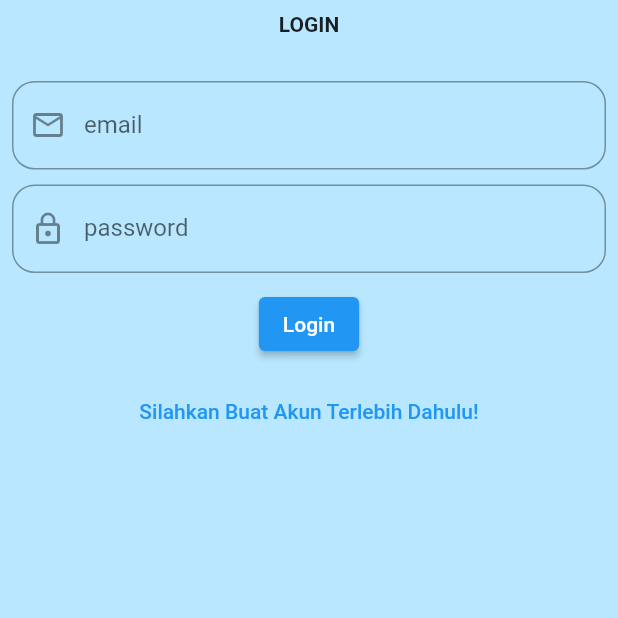
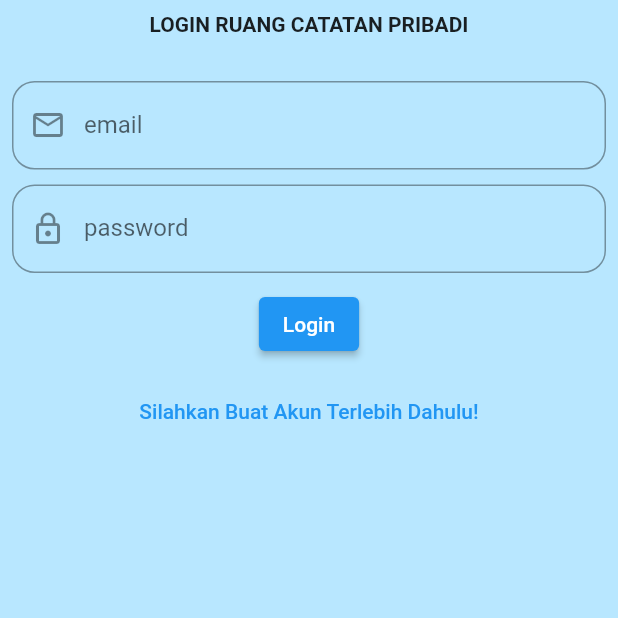
Before and after one commit to MariaFernandaMelliana/contoh_catatan_apps, a Flutter app: the screen it shows after launch, on a phone screen of 412 x 824 dp, the top half of it. Run offline on Flutter 3.47's test engine with Material 2 defaults, Android fonts, the phone set to English and light mode, and no system bars; our stand-ins replace cloud_firestore, firebase_auth, firebase_core, hive_flutter; accounts and stored records are empty; generated files the repository leaves out were written again; Roboto replaces fonts that are missing (Montserrat).

Commit message:
ubah tampilan

```diff
--- a/lib/screen/home_screen.dart
+++ b/lib/screen/home_screen.dart
@@ -26,14 +26,14 @@ class _HomeScreenState extends State<HomeScreen> {
     return Scaffold(
       backgroundColor: Color.fromARGB(255, 184, 231, 255),
       appBar: AppBar(
-        title: const Text('RUANG DISKUSI'),
+        title: const Text('RUANG CATATAN PRIBADI'),
          automaticallyImplyLeading: false,
         actions: <Widget>[
           IconButton(
             icon: const Icon(Icons.add_alert),
             tooltip: 'Show Snackbar',
         onPressed: () {
-        final snackBar = SnackBar(content: Text('Selamat Datang di Ruang Diskusi Creator by Maria Fernanda Melliana Nim 200101128'));
+        final snackBar = SnackBar(content: Text('Selamat Datang di Ruang Catatan Pribadi Creator by Maria Fernanda Melliana Nim 200101128'));
         ScaffoldMessenger.of(context).showSnackBar(snackBar);
       },
       ),
@@ -84,7 +84,7 @@ class _HomeScreenState extends State<HomeScreen> {
                         child: Card(
                           child: ListTile(
                             title: Text('${data?.docs[index]['judul']}'),
-                            subtitle: Text('tanggal diskusi'),
+                            subtitle: Text('tanggal catatan'),
                             trailing: IconButton(
                                 onPressed: () {
                                   editCatatan(
@@ -112,13 +112,13 @@ class _HomeScreenState extends State<HomeScreen> {
       context: context,
       builder: (_) => SimpleDialog(
         contentPadding: EdgeInsets.all(8),
-        title: Text('Tambahkan Diskusi'),
+        title: Text('Tambahkan Catatan'),
         children: [
           TextField(
             controller: judulController,
             decoration: InputDecoration(
-              labelText: 'Judul Diskusi',
-              hintText: 'masukkan judul diskusi',
+              labelText: 'Judul Catatan',
+              hintText: 'masukkan judul catatan',
               border: OutlineInputBorder(
                 borderRadius: BorderRadius.circular(15),
               ),
@@ -130,8 +130,8 @@ class _HomeScreenState extends State<HomeScreen> {
           TextField(
             controller: isiController,
             decoration: InputDecoration(
-              labelText: 'Isi Diskusi',
-              hintText: 'masukkan isi diskusi',
+              labelText: 'Isi Catatan',
+              hintText: 'masukkan isi catatan',
               border: OutlineInputBorder(
                 borderRadius: BorderRadius.circular(15),
               ),
@@ -188,13 +188,13 @@ class _HomeScreenState extends State<HomeScreen> {
       context: context,
       builder: (_) => SimpleDialog(
         contentPadding: EdgeInsets.all(8),
-        title: Text('Edit Diskusi'),
+        title: Text('Edit Catatan'),
         children: [
           TextField(
             controller: judulController,
             decoration: InputDecoration(
-              labelText: 'Judul Diskusi',
-              hintText: 'masukkan judul diskusi',
+              labelText: 'Judul Catatan',
+              hintText: 'masukkan judul catatan',
               border: OutlineInputBorder(
                 borderRadius: BorderRadius.circular(15),
               ),
@@ -206,8 +206,8 @@ class _HomeScreenState extends State<HomeScreen> {
           TextField(
             controller: isiController,
             decoration: InputDecoration(
-              labelText: 'Isi Diskusi',
-              hintText: 'masukkan isi diskusi',
+              labelText: 'Isi Catatan',
+              hintText: 'masukkan isi catatan',
               border: OutlineInputBorder(
                 borderRadius: BorderRadius.circular(15),
               ),
--- a/lib/screen/login_screen.dart
+++ b/lib/screen/login_screen.dart
@@ -43,7 +43,7 @@ class _LoginScreenState extends State<LoginScreen> {
         child: Column(
           children: [
             Text(
-              'LOGIN',
+              'LOGIN RUANG CATATAN PRIBADI',
               style: TextStyle(
               fontFamily:'Montserrat',
               fontWeight: FontWeight.bold,
```
